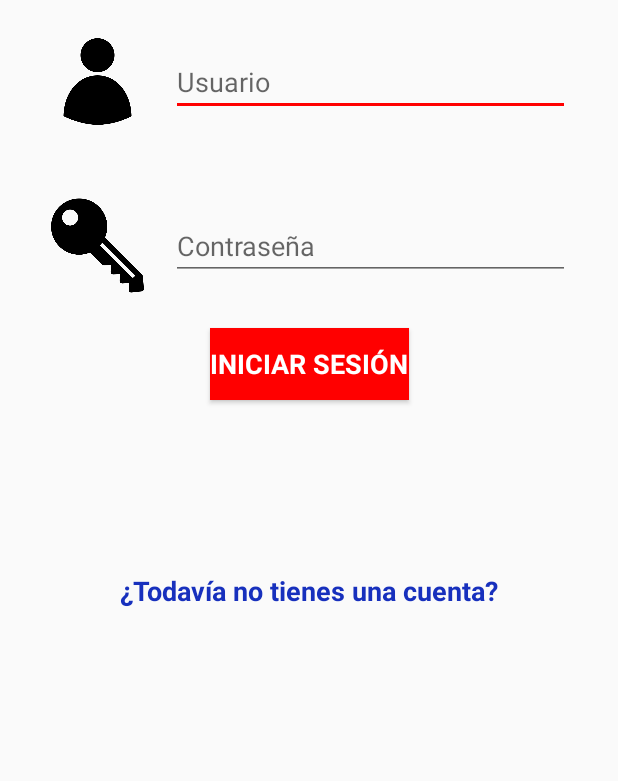
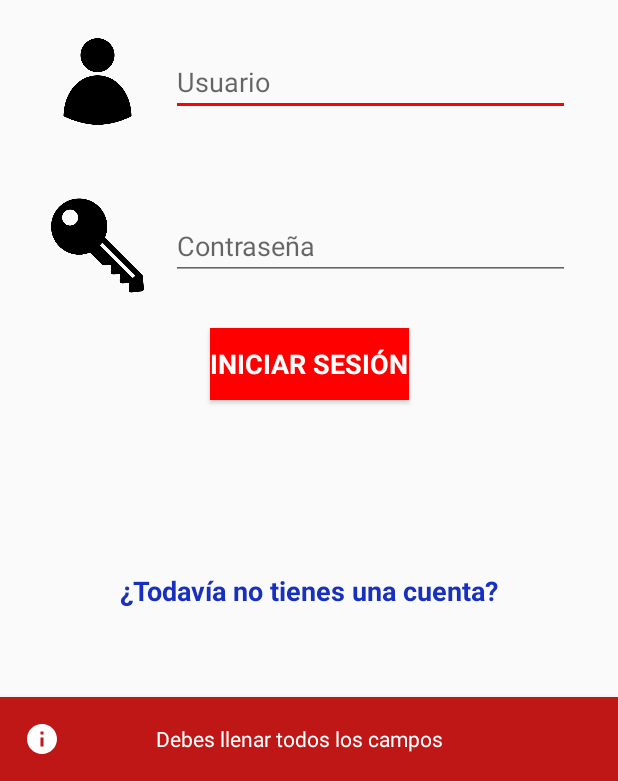
Before and after one commit to DiaZa13/PPM_PROYECTO, an Android app: the screen it shows after launch (MainActivity), after a tap on "INICIAR SESIÓN", on a phone screen of 412 x 824 dp, the part 455-1236 px from its top. Run offline under Robolectric (Android 15) with nearby library versions, the phone set to English and light mode, and no system bars; our stand-ins replace Room's generated code, data binding, navigation-ui; Roboto replaces fonts that are not available here.

Commit message:
Le agregué un cool snackbar

```diff
--- a/app/build.gradle
+++ b/app/build.gradle
@@ -15,8 +15,8 @@ android {
         targetSdkVersion 29
         versionCode 1
         versionName "1.0"
-
         testInstrumentationRunner "androidx.test.runner.AndroidJUnitRunner"
+        vectorDrawables.useSupportLibrary = true
     }
 
     buildTypes {
--- a/app/src/main/java/com/example/foodforme/login/loginFragment.kt
+++ b/app/src/main/java/com/example/foodforme/login/loginFragment.kt
@@ -16,31 +16,34 @@ import androidx.navigation.fragment.findNavController
 import com.example.foodforme.R
 import com.example.foodforme.database.UserDatabase
 import com.example.foodforme.databinding.LoginFragmentBinding
+import com.example.foodforme.databinding.SnackbarErrorBinding
 import com.example.foodforme.newAccount.NewAccountViewModel
 import com.example.foodforme.newAccount.NewAccountViewModelFactory
+import com.google.android.material.snackbar.Snackbar
+import com.google.android.material.snackbar.SnackbarContentLayout
 
 class loginFragment : Fragment() {
-
-    companion object {
-        fun newInstance() = loginFragment()
-    }
-
     private lateinit var viewModel: LoginViewModel
     private lateinit var viewModelFactory: LoginViewModelFactory
     private lateinit var binding: LoginFragmentBinding
 
-    override fun onCreateView(
-        inflater: LayoutInflater, container: ViewGroup?,
-        savedInstanceState: Bundle?
-    ): View? {
+    override fun onCreateView(inflater: LayoutInflater, container: ViewGroup?, savedInstanceState: Bundle?): View? {
+
         binding = DataBindingUtil.inflate(inflater, R.layout.login_fragment, container, false)
 
         binding.txtNewaccount.setOnClickListener {
             view?.findNavController()?.navigate(R.id.action_loginFragment_to_newAccountFragment)
         }
-        val userInput = binding.txtUser.toString()
+
         binding.btnStart.setOnClickListener {
-            viewModel.verifiedUser(userInput)
+            val user = binding.txtUser.text.toString()
+            val password = binding.txtPassword.text.toString()
+
+            if (user.isEmpty() || password.isEmpty())
+                makeWarning("Debes llenar todos los campos")
+            else
+                makeWarning("Cannot Log In")
+            /*viewModel.verifiedUser(userInput)
             viewModel.isUser.observe(viewLifecycleOwner, Observer {
                 if (it) {
                     view?.findNavController()?.navigate(R.id.action_loginFragment_to_userPreferencesFragment)
@@ -48,7 +51,7 @@ class loginFragment : Fragment() {
                 else{
                     Toast.makeText(activity, "Usuario y/o contraseña incorrecto", Toast.LENGTH_SHORT).show()
                 }
-            })
+            })*/
         }
         return binding.root
     }
@@ -64,4 +67,26 @@ class loginFragment : Fragment() {
         binding.viewModel = viewModel
     }
 
+    // Adaptado de https://stackoverflow.com/questions/32453946/how-to-customize-snackbars-layout/33441214#33441214
+    private fun makeWarning(warning: String){
+        val snackbar = Snackbar.make(binding.root, "", Snackbar.LENGTH_SHORT)
+
+        (snackbar.view as Snackbar.SnackbarLayout).apply {
+            findViewById<View>(R.id.snackbar_text).visibility = View.INVISIBLE
+            findViewById<View>(R.id.snackbar_action).visibility = View.INVISIBLE
+
+            val snackbarBinding = DataBindingUtil.inflate<SnackbarErrorBinding>(
+                LayoutInflater.from(this.context),
+                R.layout.snackbar_error,
+                binding.root as ViewGroup,
+                false
+            )
+            snackbarBinding.warningText.text = warning
+            setPadding(0, 0, 0, 0)
+            addView(snackbarBinding.root, 0)
+
+        }
+        snackbar.setDuration(1500).show()
+    }
+
 }
--- /dev/null
+++ b/app/src/main/res/drawable/ic_info_white.xml
@@ -0,0 +1,5 @@
+<vector android:height="24dp" android:tint="#FFFFFF"
+    android:viewportHeight="24" android:viewportWidth="24"
+    android:width="24dp" xmlns:android="http://schemas.android.com/apk/res/android">
+    <path android:fillColor="@android:color/white" android:pathData="M12,2C6.48,2 2,6.48 2,12s4.48,10 10,10 10,-4.48 10,-10S17.52,2 12,2zM13,17h-2v-6h2v6zM13,9h-2L11,7h2v2z"/>
+</vector>
--- a/app/src/main/res/layout/login_fragment.xml
+++ b/app/src/main/res/layout/login_fragment.xml
@@ -12,6 +12,7 @@
     </data>
 
     <androidx.constraintlayout.widget.ConstraintLayout
+        android:id="@+id/layout"
         android:layout_width="match_parent"
         android:layout_height="match_parent">
 
--- /dev/null
+++ b/app/src/main/res/layout/snackbar_error.xml
@@ -0,0 +1,27 @@
+<?xml version="1.0" encoding="utf-8"?>
+<layout xmlns:android="http://schemas.android.com/apk/res/android"
+    xmlns:app="http://schemas.android.com/apk/res-auto">
+
+
+    <LinearLayout
+        android:layout_width="match_parent"
+        android:layout_height="match_parent"
+        android:background="#BF1616"
+        android:padding="16dp"
+        android:gravity="center_vertical">
+
+
+        <ImageView
+            android:id="@+id/error_icon"
+            android:layout_width="wrap_content"
+            android:layout_height="wrap_content"
+            app:srcCompat="@drawable/ic_info_white"
+            android:paddingRight="64dp" />
+
+        <TextView
+            android:id="@+id/warning_text"
+            android:layout_width="wrap_content"
+            android:layout_height="wrap_content"
+            android:textColor="#FFFFFF" />
+    </LinearLayout>
+</layout>
```
